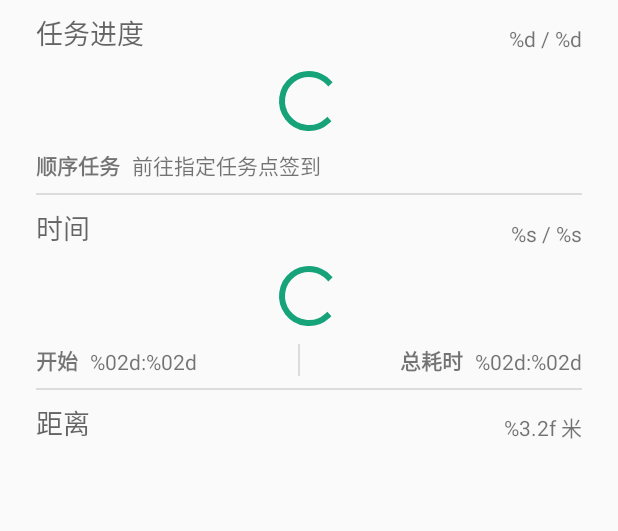
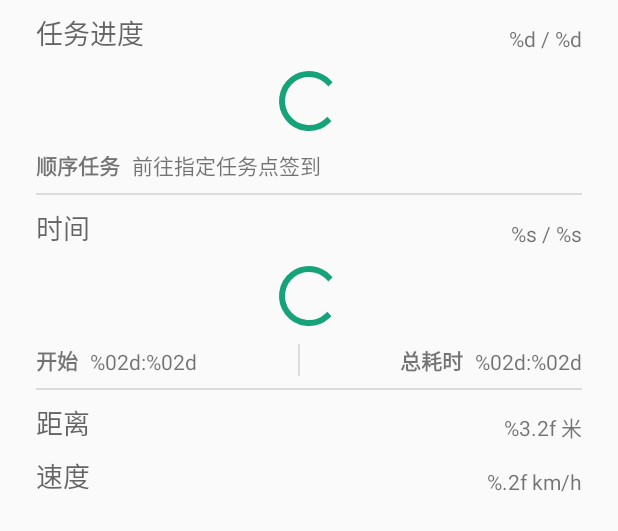
Before and after one commit to lucka-me/RoundO-android, an Android app: the layout dialog_dashboard.xml on its own in the app's theme, with its tools: preview values and no code run, on a phone screen of 412 x 824 dp. Shown: the top 531 px of the screen. Run offline under Robolectric (Android 15) with nearby library versions, the phone set to English and light mode, and no system bars; plain views replace MaterialProgressBar.

```diff
--- a/app/build.gradle
+++ b/app/build.gradle
@@ -12,7 +12,7 @@ android {
         minSdkVersion 21
         targetSdkVersion 27
         versionCode newVersionCode
-        versionName "0.3.8"
+        versionName "0.3.9"
         testInstrumentationRunner "android.support.test.runner.AndroidJUnitRunner"
     }
     buildTypes {
--- a/app/src/main/java/labs/zero_one/roundo/BackgroundMissionService.kt
+++ b/app/src/main/java/labs/zero_one/roundo/BackgroundMissionService.kt
@@ -73,6 +73,7 @@ class BackgroundMissionService : Service() {
     private val locationKitListener: LocationKit.LocationKitListener =
         object : LocationKit.LocationKitListener {
             override fun onLocationUpdated(location: Location) {
+                if (location.accuracy > MissionManager.ACCURACY) return
                 MissionManager.processCORC(location, trackPointList)
 
                 val newCheckedIndexList: ArrayList<Int> = ArrayList(0)
--- a/app/src/main/java/labs/zero_one/roundo/LocationKit.kt
+++ b/app/src/main/java/labs/zero_one/roundo/LocationKit.kt
@@ -92,6 +92,7 @@ class LocationKit(
                 return
             }
             lastLocation = fixCoordinate(location)
+            Log.i("TESTRO", "精度：" + lastLocation.accuracy)
             isLocationAvailable = true
             locationKitListener.onLocationUpdated(lastLocation)
         }
--- a/app/src/main/java/labs/zero_one/roundo/MapKit.kt
+++ b/app/src/main/java/labs/zero_one/roundo/MapKit.kt
@@ -139,7 +139,7 @@ class MapKit(private val context: Context) {
      * @author lucka-me
      * @since 0.1.11
      */
-    fun addOnMapInitialized(callback: (MineMap) -> Unit): Int {
+    private fun addOnMapInitialized(callback: (MineMap) -> Unit): Int {
         return if (!isMapInitialized) {
             onMapInitializedList.add(callback)
             onMapInitializedList.size - 1
--- a/app/src/main/res/layout/dialog_dashboard.xml
+++ b/app/src/main/res/layout/dialog_dashboard.xml
@@ -214,4 +214,24 @@
         app:layout_constraintBottom_toBottomOf="@+id/distanceTitle"
         app:layout_constraintEnd_toEndOf="parent" />
 
+    <TextView
+        android:id="@+id/speedTitle"
+        android:layout_width="wrap_content"
+        android:layout_height="wrap_content"
+        android:layout_marginStart="24dp"
+        android:layout_marginTop="8dp"
+        android:text="@string/dashboard_speed_title"
+        android:textAppearance="@android:style/TextAppearance.Material.Medium"
+        app:layout_constraintStart_toStartOf="parent"
+        app:layout_constraintTop_toBottomOf="@+id/distanceTitle" />
+
+    <TextView
+        android:id="@+id/speedText"
+        android:layout_width="wrap_content"
+        android:layout_height="wrap_content"
+        android:layout_marginEnd="24dp"
+        android:text="@string/dashboard_speed_text"
+        app:layout_constraintBottom_toBottomOf="@+id/speedTitle"
+        app:layout_constraintEnd_toEndOf="parent" />
+
 </android.support.constraint.ConstraintLayout>
--- a/app/src/main/res/values/strings.xml
+++ b/app/src/main/res/values/strings.xml
@@ -21,26 +21,6 @@
     <string name="mission_all_checked_title">全部完成</string>
     <string name="mission_all_checked_message">恭喜您，请打开仪表盘以结束任务。</string>
     <string name="mission_stop_confirm_message">确认要结束吗？</string>
-    <!-- Dashboard Dialog -->
-    <string name="dashboard_title">仪表盘</string>
-    <string name="dashboard_title_ee">Dashboard</string>
-    <string name="dashboard_start">开始</string>
-    <string name="dashboard_stop">结束</string>
-    <string name="dashboard_mission_stopped">未开始任务。</string>
-    <string name="dashboard_mission_progress_title">任务进度</string>
-    <string name="dashboard_mission_progress_text">%d / %d</string>
-    <string name="dashboard_mission_sequential_title_true">顺序任务</string>
-    <string name="dashboard_mission_sequential_title_false">非顺序任务</string>
-    <string name="dashboard_mission_sequential_text_true">前往指定任务点签到</string>
-    <string name="dashboard_mission_sequential_text_false">自由签到</string>
-    <string name="dashboard_time_title">时间</string>
-    <string name="dashboard_time_progress_text">%s / %s</string>
-    <string name="dashboard_time_target_title">总时间</string>
-    <string name="dashboard_time_start_title">开始</string>
-    <string name="dashboard_time_past_title">总耗时</string>
-    <string name="dashboard_distance_title">距离</string>
-    <string name="dashboard_distance_text_m">%3.2f 米</string>
-    <string name="dashboard_distance_text_km">%3.2f 千米</string>
 
     <!-- Permission -->
     <string name="permission_request_title">请求权限</string>
--- /dev/null
+++ b/app/src/main/res/values/strings_dashboard.xml
@@ -0,0 +1,25 @@
+<?xml version="1.0" encoding="utf-8"?>
+<resources>
+    <string name="dashboard_title">仪表盘</string>
+    <string name="dashboard_title_ee">Dashboard</string>
+    <string name="dashboard_start">开始</string>
+    <string name="dashboard_stop">结束</string>
+    <string name="dashboard_clear">清空</string>
+    <string name="dashboard_mission_stopped">未开始任务。</string>
+    <string name="dashboard_mission_progress_title">任务进度</string>
+    <string name="dashboard_mission_progress_text">%d / %d</string>
+    <string name="dashboard_mission_sequential_title_true">顺序任务</string>
+    <string name="dashboard_mission_sequential_title_false">非顺序任务</string>
+    <string name="dashboard_mission_sequential_text_true">前往指定任务点签到</string>
+    <string name="dashboard_mission_sequential_text_false">自由签到</string>
+    <string name="dashboard_time_title">时间</string>
+    <string name="dashboard_time_progress_text">%s / %s</string>
+    <string name="dashboard_time_target_title">总时间</string>
+    <string name="dashboard_time_start_title">开始</string>
+    <string name="dashboard_time_past_title">总耗时</string>
+    <string name="dashboard_distance_title">距离</string>
+    <string name="dashboard_distance_text_m">%3.2f 米</string>
+    <string name="dashboard_distance_text_km">%3.2f 千米</string>
+    <string name="dashboard_speed_title">速度</string>
+    <string name="dashboard_speed_text">%.2f km/h</string>
+</resources>
```
Also changed, not shown: app/src/main/java/labs/zero_one/roundo/Dashboard.kt (+86 -15 lines), app/src/main/java/labs/zero_one/roundo/MainActivity.kt (+16 -10 lines), app/src/main/java/labs/zero_one/roundo/MissionManager.kt (+16 -1 lines), 3 other files.
